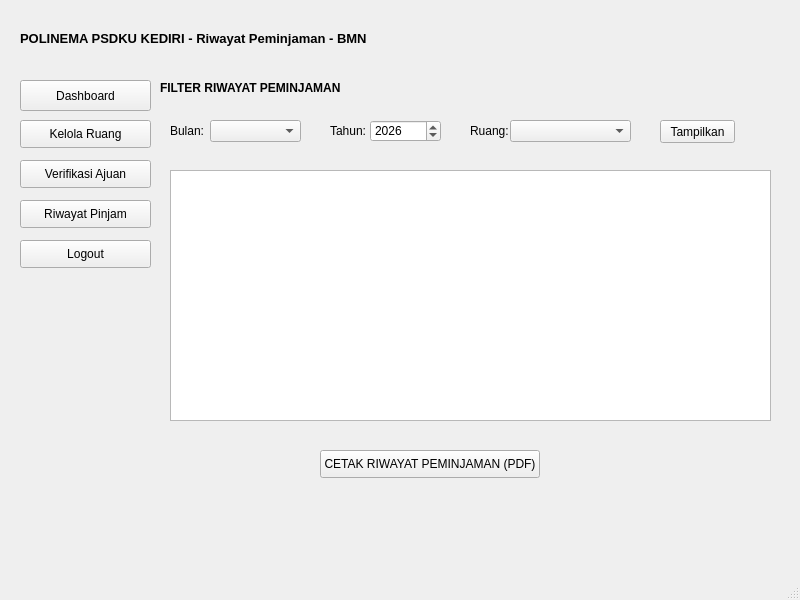
This is ui/riwayat_peminjaman_BMN.ui in Ariel-F-S/SistemPeminjamanRuangPolinemaKampusKediri as Qt 5 draws it before an edit. The edited form follows.
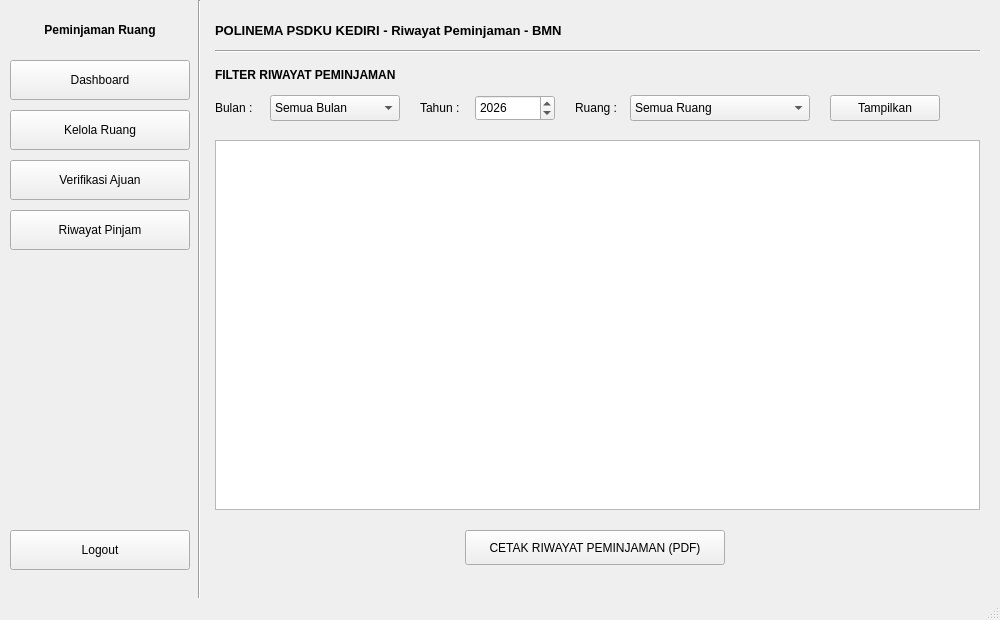
This is the edited form. Icons and pictures are not drawn.

The edit to the form file:
```diff
--- a/ui/riwayat_peminjaman_BMN.ui
+++ b/ui/riwayat_peminjaman_BMN.ui
@@ -6,8 +6,8 @@
    <rect>
     <x>0</x>
     <y>0</y>
-    <width>800</width>
-    <height>600</height>
+    <width>1000</width>
+    <height>620</height>
    </rect>
   </property>
   <property name="windowTitle">
@@ -17,30 +17,32 @@
    <widget class="QLabel" name="label">
     <property name="geometry">
      <rect>
-      <x>20</x>
-      <y>30</y>
-      <width>361</width>
-      <height>16</height>
+      <x>10</x>
+      <y>15</y>
+      <width>180</width>
+      <height>30</height>
      </rect>
     </property>
     <property name="font">
      <font>
-      <pointsize>10</pointsize>
       <weight>75</weight>
       <bold>true</bold>
      </font>
     </property>
     <property name="text">
-     <string>POLINEMA PSDKU KEDIRI - Riwayat Peminjaman - BMN</string>
+     <string>Peminjaman Ruang</string>
+    </property>
+    <property name="alignment">
+     <set>Qt::AlignCenter</set>
     </property>
    </widget>
    <widget class="QPushButton" name="pushButton">
     <property name="geometry">
      <rect>
-      <x>20</x>
-      <y>80</y>
-      <width>131</width>
-      <height>31</height>
+      <x>10</x>
+      <y>60</y>
+      <width>180</width>
+      <height>40</height>
      </rect>
     </property>
     <property name="text">
@@ -54,10 +56,10 @@
    <widget class="QPushButton" name="pushButton_2">
     <property name="geometry">
      <rect>
-      <x>20</x>
-      <y>120</y>
-      <width>131</width>
-      <height>28</height>
+      <x>10</x>
+      <y>110</y>
+      <width>180</width>
+      <height>40</height>
      </rect>
     </property>
     <property name="text">
@@ -71,10 +73,10 @@
    <widget class="QPushButton" name="pushButton_3">
     <property name="geometry">
      <rect>
-      <x>20</x>
+      <x>10</x>
       <y>160</y>
-      <width>131</width>
-      <height>28</height>
+      <width>180</width>
+      <height>40</height>
      </rect>
     </property>
     <property name="text">
@@ -88,10 +90,10 @@
    <widget class="QPushButton" name="pushButton_4">
     <property name="geometry">
      <rect>
-      <x>20</x>
-      <y>200</y>
-      <width>131</width>
-      <height>28</height>
+      <x>10</x>
+      <y>210</y>
+      <width>180</width>
+      <height>40</height>
      </rect>
     </property>
     <property name="text">
@@ -105,10 +107,10 @@
    <widget class="QPushButton" name="pushButton_5">
     <property name="geometry">
      <rect>
-      <x>20</x>
-      <y>240</y>
-      <width>131</width>
-      <height>28</height>
+      <x>10</x>
+      <y>530</y>
+      <width>180</width>
+      <height>40</height>
      </rect>
     </property>
     <property name="text">
@@ -119,13 +121,65 @@
       <normaloff>../icon/exit.png</normaloff>../icon/exit.png</iconset>
     </property>
    </widget>
-   <widget class="QLabel" name="label_2">
+   <widget class="QFrame" name="garisSidebar">
     <property name="geometry">
      <rect>
-      <x>160</x>
-      <y>80</y>
-      <width>191</width>
-      <height>16</height>
+      <x>198</x>
+      <y>0</y>
+      <width>2</width>
+      <height>600</height>
+     </rect>
+    </property>
+    <property name="frameShape">
+     <enum>QFrame::VLine</enum>
+    </property>
+    <property name="frameShadow">
+     <enum>QFrame::Sunken</enum>
+    </property>
+   </widget>
+   <widget class="QLabel" name="lblJudul">
+    <property name="geometry">
+     <rect>
+      <x>215</x>
+      <y>15</y>
+      <width>550</width>
+      <height>30</height>
+     </rect>
+    </property>
+    <property name="font">
+     <font>
+      <pointsize>10</pointsize>
+      <weight>75</weight>
+      <bold>true</bold>
+     </font>
+    </property>
+    <property name="text">
+     <string>POLINEMA PSDKU KEDIRI - Riwayat Peminjaman - BMN</string>
+    </property>
+   </widget>
+   <widget class="QFrame" name="garisHeader">
+    <property name="geometry">
+     <rect>
+      <x>215</x>
+      <y>50</y>
+      <width>765</width>
+      <height>2</height>
+     </rect>
+    </property>
+    <property name="frameShape">
+     <enum>QFrame::HLine</enum>
+    </property>
+    <property name="frameShadow">
+     <enum>QFrame::Sunken</enum>
+    </property>
+   </widget>
+   <widget class="QLabel" name="lblFilterTitle">
+    <property name="geometry">
+     <rect>
+      <x>215</x>
+      <y>65</y>
+      <width>250</width>
+      <height>20</height>
      </rect>
     </property>
     <property name="font">
@@ -138,53 +192,121 @@
      <string>FILTER RIWAYAT PEMINJAMAN</string>
     </property>
    </widget>
-   <widget class="QComboBox" name="comboBox">
+   <widget class="QLabel" name="lblBulan">
     <property name="geometry">
      <rect>
-      <x>210</x>
-      <y>120</y>
-      <width>91</width>
-      <height>22</height>
+      <x>215</x>
+      <y>95</y>
+      <width>50</width>
+      <height>26</height>
      </rect>
     </property>
+    <property name="text">
+     <string>Bulan :</string>
+    </property>
    </widget>
-   <widget class="QLabel" name="label_3">
+   <widget class="QComboBox" name="comboBulan">
     <property name="geometry">
      <rect>
-      <x>170</x>
-      <y>120</y>
-      <width>47</width>
-      <height>21</height>
+      <x>270</x>
+      <y>95</y>
+      <width>130</width>
+      <height>26</height>
      </rect>
     </property>
-    <property name="text">
-     <string>Bulan:</string>
-    </property>
+    <item>
+     <property name="text">
+      <string>Semua Bulan</string>
+     </property>
+    </item>
+    <item>
+     <property name="text">
+      <string>Januari</string>
+     </property>
+    </item>
+    <item>
+     <property name="text">
+      <string>Februari</string>
+     </property>
+    </item>
+    <item>
+     <property name="text">
+      <string>Maret</string>
+     </property>
+    </item>
+    <item>
+     <property name="text">
+      <string>April</string>
+     </property>
+    </item>
+    <item>
+     <property name="text">
+      <string>Mei</string>
+     </property>
+    </item>
+    <item>
+     <property name="text">
+      <string>Juni</string>
+     </property>
+    </item>
+    <item>
+     <property name="text">
+      <string>Juli</string>
+     </property>
+    </item>
+    <item>
+     <property name="text">
+      <string>Agustus</string>
+     </property>
+    </item>
+    <item>
+     <property name="text">
+      <string>September</string>
+     </property>
+    </item>
+    <item>
+     <property name="text">
+      <string>Oktober</string>
+     </property>
+    </item>
+    <item>
+     <property name="text">
+      <string>November</string>
+     </property>
+    </item>
+    <item>
+     <property name="text">
+      <string>Desember</string>
+     </property>
+    </item>
    </widget>
    <widget class="QLabel" name="label_4">
     <property name="geometry">
      <rect>
-      <x>330</x>
-      <y>120</y>
-      <width>47</width>
-      <height>21</height>
+      <x>420</x>
+      <y>95</y>
+      <width>50</width>
+      <height>26</height>
      </rect>
     </property>
     <property name="text">
-     <string>Tahun:</string>
+     <string>Tahun :</string>
     </property>
    </widget>
    <widget class="QSpinBox" name="spinBox">
     <property name="geometry">
      <rect>
-      <x>370</x>
-      <y>120</y>
-      <width>71</width>
-      <height>22</height>
+      <x>475</x>
+      <y>95</y>
+      <width>80</width>
+      <height>26</height>
      </rect>
     </property>
+    <property name="minimum">
+     <number>2020</number>
+    </property>
     <property name="maximum">
-     <number>9999</number>
+     <number>2099</number>
     </property>
     <property name="value">
      <number>2026</number>
@@ -193,33 +315,38 @@
    <widget class="QLabel" name="label_5">
     <property name="geometry">
      <rect>
-      <x>470</x>
-      <y>120</y>
-      <width>47</width>
-      <height>21</height>
+      <x>575</x>
+      <y>95</y>
+      <width>50</width>
+      <height>26</height>
      </rect>
     </property>
     <property name="text">
-     <string>Ruang:</string>
+     <string>Ruang :</string>
     </property>
    </widget>
    <widget class="QComboBox" name="comboBox_2">
     <property name="geometry">
      <rect>
-      <x>510</x>
-      <y>120</y>
-      <width>121</width>
-      <height>22</height>
+      <x>630</x>
+      <y>95</y>
+      <width>180</width>
+      <height>26</height>
      </rect>
     </property>
+    <item>
+     <property name="text">
+      <string>Semua Ruang</string>
+     </property>
+    </item>
    </widget>
    <widget class="QPushButton" name="pushButton_6">
     <property name="geometry">
      <rect>
-      <x>660</x>
-      <y>120</y>
-      <width>75</width>
-      <height>23</height>
+      <x>830</x>
+      <y>95</y>
+      <width>110</width>
+      <height>26</height>
      </rect>
     </property>
     <property name="text">
@@ -229,20 +356,20 @@
    <widget class="QTableWidget" name="tableWidget">
     <property name="geometry">
      <rect>
-      <x>170</x>
-      <y>170</y>
-      <width>601</width>
-      <height>251</height>
+      <x>215</x>
+      <y>140</y>
+      <width>765</width>
+      <height>370</height>
      </rect>
     </property>
    </widget>
    <widget class="QPushButton" name="pushButton_7">
     <property name="geometry">
      <rect>
-      <x>320</x>
-      <y>450</y>
-      <width>220</width>
-      <height>28</height>
+      <x>465</x>
+      <y>530</y>
+      <width>260</width>
+      <height>35</height>
      </rect>
     </property>
     <property name="text">
```
Left out of the diff: 44 changed lines with no effect on the pictures.
